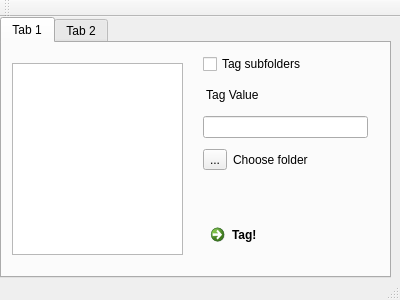
The window that tagger/win.ui (AdeebNqo/red-tagger) describes before a commit, drawn with Qt 5.
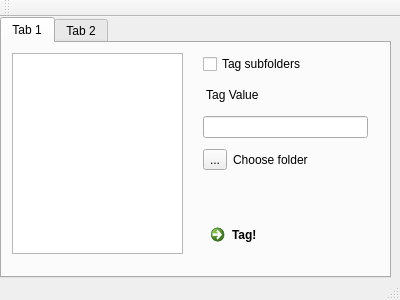
The same window after the commit.

Diff of the .ui file:
```diff
--- a/tagger/win.ui
+++ b/tagger/win.ui
@@ -91,13 +91,13 @@
        </item>
       </layout>
      </widget>
-     <widget class="QGraphicsView" name="graphicsView">
+     <widget class="QTextEdit" name="history">
       <property name="geometry">
        <rect>
         <x>10</x>
-        <y>20</y>
+        <y>10</y>
         <width>171</width>
-        <height>192</height>
+        <height>201</height>
        </rect>
       </property>
      </widget>
```
Left out of the diff: 2 changed lines with no effect on the pictures.
